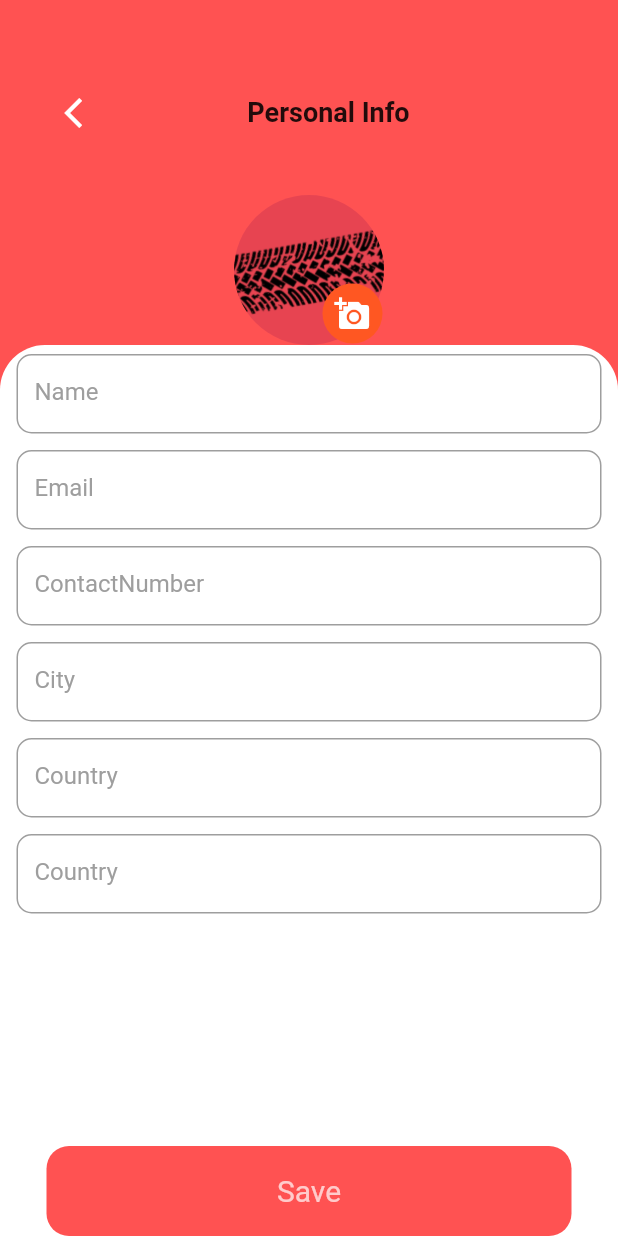
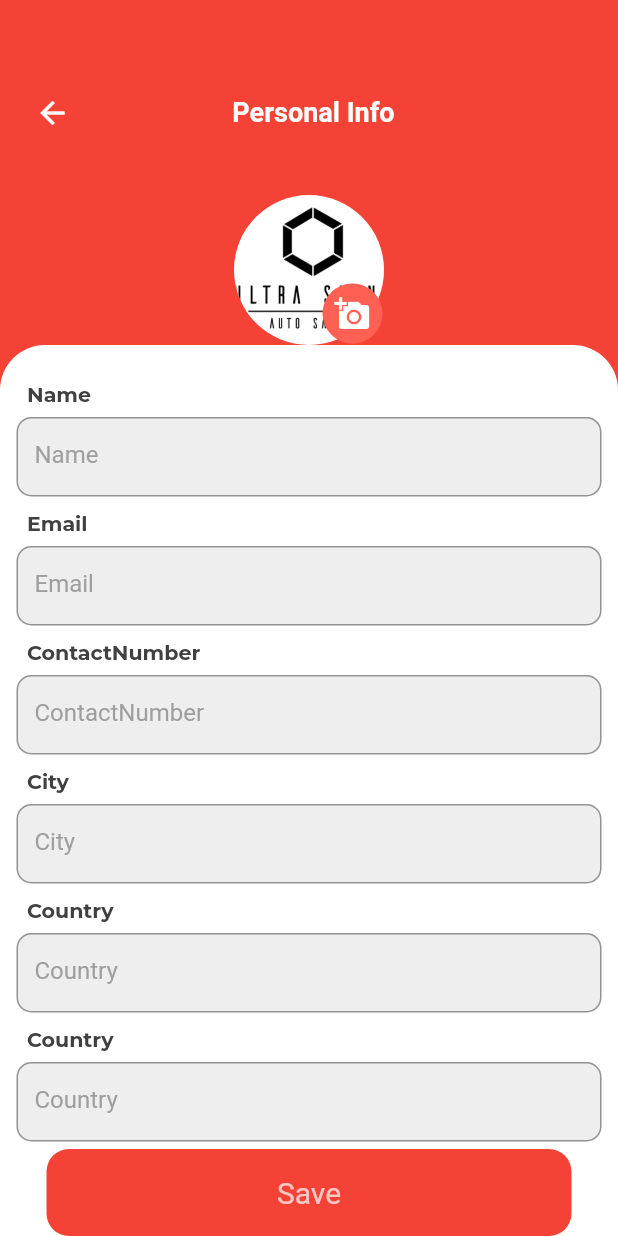
Before and after one commit to seeebbii/ultra_shine, a Flutter app: the PersonalInfo screen opened by its route, on a phone screen of 412 x 824 dp. Run offline on Flutter 3.47's test engine with Material 2 defaults, Android fonts, the phone set to English and light mode, and no system bars; our stand-ins replace animated_splash_screen, flutter_rating_bar, flutter_screenutil, get, google_fonts, page_transition.

Commit message:
Edit profile

```diff
--- a/lib/view/profile/personel_info.dart
+++ b/lib/view/profile/personel_info.dart
@@ -1,6 +1,9 @@
 import 'package:flutter/cupertino.dart';
 import 'package:flutter/material.dart';
+import 'package:flutter_screenutil/flutter_screenutil.dart';
+import 'package:ultra_shine/app/constant/controllers.dart';
 import 'package:ultra_shine/app/constant/image_paths.dart';
+import 'package:ultra_shine/app/utils/colors.dart';
 import 'package:ultra_shine/view/home/widgets/text_fields.dart';
 
 
@@ -22,7 +25,7 @@
   Widget build(BuildContext context) {
 
     return Scaffold(
-      backgroundColor: Colors.redAccent,
+      backgroundColor:primaryColor,
       body: profileView()// This trailing comma makes auto-formatting nicer for build methods.
     );
   }
@@ -31,46 +34,53 @@
     return Column(
       children: <Widget>[
         Padding(
-          padding: const EdgeInsets.fromLTRB(30, 50, 30, 30),
+          padding: const EdgeInsets.fromLTRB(10, 50, 30, 30),
           child: Row(
             mainAxisAlignment: MainAxisAlignment.spaceBetween,
             children: <Widget>[
-              Container(height: 50, width: 50 ,child: const Icon(Icons.arrow_back_ios, size: 24,color: Colors.white),
+              Container(height: 50, width: 50 ,child: IconButton(onPressed: ()=>navigationController.goBack(),
+              icon: const Icon(Icons.arrow_back, size: 24,color: Colors.white)),
 
-               decoration: BoxDecoration(border: Border.all(color: Colors.redAccent),
+               decoration: BoxDecoration(border: Border.all(color: primaryColor),
 
                borderRadius: const BorderRadius.all(const Radius.circular(10))),),
 
 
-              const Text('Personal Info', style: TextStyle(fontSize: 18, fontWeight: FontWeight.bold),),
+              const Text('Personal Info', style: TextStyle(fontSize: 18, fontWeight: FontWeight.bold,color: Colors.white),),
               Container(height: 24,width: 24)
             ],
           ),
         ),
         Padding(
           padding: const EdgeInsets.fromLTRB(0, 0,0 ,0),
+
           child: Stack(
             children: <Widget>[
               CircleAvatar(
+                backgroundColor:whiteColor,
                 radius: 50,
-                child: ClipOval(child: Image.asset(  ImagePaths.tireBackground, height: 150, width: 150, fit: BoxFit.cover,),),
+                child: ClipOval(child: Image.asset(  ImagePaths.ultraShineLogo, height: 150, width: 150, fit: BoxFit.cover,),),
               ),
               Positioned(bottom: 1, right: 1 ,child: Container(
                 height: 40, width: 40,
                 child: const Icon(Icons.add_a_photo, color: Colors.white,),
                 decoration: const BoxDecoration(
-                  color: Colors.deepOrange,
+                  color: red,
                   borderRadius: BorderRadius.all(const Radius.circular(20))
                 ),
               ))
             ],
           ),
         ),
-        Expanded(child: Container(
+        Expanded(
+
+          child: Container(
           decoration: const BoxDecoration(
             borderRadius: const BorderRadius.only(topLeft: Radius.circular(30), topRight: const Radius.circular(30)),
             color: Colors.white,
           ),
+          child: Padding(
+            padding: const EdgeInsets.only(top: 20),
             child: Column(
               children: <Widget>[
 
@@ -86,13 +96,14 @@
                     child: Container( height: 60, width: 350,
                       child: const Align(child: Text('Save', style: TextStyle(color: Colors.white70, fontSize: 20),),),
                       decoration: const BoxDecoration(
-                      color: Colors.redAccent,
+                        color: primaryColor,
                         borderRadius: BorderRadius.all(Radius.circular(15)),
                       ),
                     ),
                   ),
                 )
               ],
+            ),
           ),
         ))
       ],
@@ -102,7 +113,19 @@
   Padding _infoTiles( String title) {
     return Padding(
               padding: const EdgeInsets.fromLTRB(10, 5, 10, 4),
-              child: Container(
+              child: Column(
+                crossAxisAlignment: CrossAxisAlignment.start,
+                children: [
+                  Padding(
+                    padding: const EdgeInsets.only(left: 8,bottom: 5),
+                    child: Text(
+
+                      title,style:Theme.of(context).textTheme.headline2?.copyWith(
+                      color: textColor,
+                      fontWeight: FontWeight.bold,
+                      fontSize: 12.sp),),
+                  ),
+                  Container(
                     height: 55,
                     child: InputTextfield(
                     controller: firstnameField,
@@ -111,38 +134,16 @@
                     hintText: title,
                     hide: false,
                     textInputType: TextInputType.name)
-                , decoration: BoxDecoration(borderRadius: const BorderRadius.all(Radius.circular(20)),border: Border.all(width: 1.0, color: Colors.white70)),
+                    , decoration: BoxDecoration(
+                      color: Colors.grey[200],
+
+                      borderRadius: const BorderRadius.all(Radius.circular(10)),border: Border.all(width: 1.0, color: Colors.white)),
+                  ),
+                ],
               ),
             );
   }
-   Widget buildTextField(
-      String labelText, TextInputType textInputType, bool isPasswordTextField) {
-    return Padding(
-      padding: const EdgeInsets.only(bottom: 35.0),
-      child: TextField(
-        obscureText:  false,
-        decoration: InputDecoration(
-            suffixIcon: isPasswordTextField
-                ? IconButton(
-                    onPressed: () {
 
-                    },
-                    icon: Icon(
-                      Icons.remove_red_eye,
-                      color: Colors.grey,
-                    ),
-                  )
-                : null,
-            contentPadding: EdgeInsets.only(bottom: 3),
-            labelText: labelText,
-            floatingLabelBehavior: FloatingLabelBehavior.always,
-            hintText: '',
-            hintStyle: TextStyle(
-              fontSize: 16,
-              fontWeight: FontWeight.bold,
-              color: Colors.black,
-            )),
-      ),
-    );
+
+
 }
-}
```
Also changed, not shown: lib/view/profile/edit_profile.dart (deleted, +0 -251 lines). Lines whose indentation alone changed are shown as unchanged.
